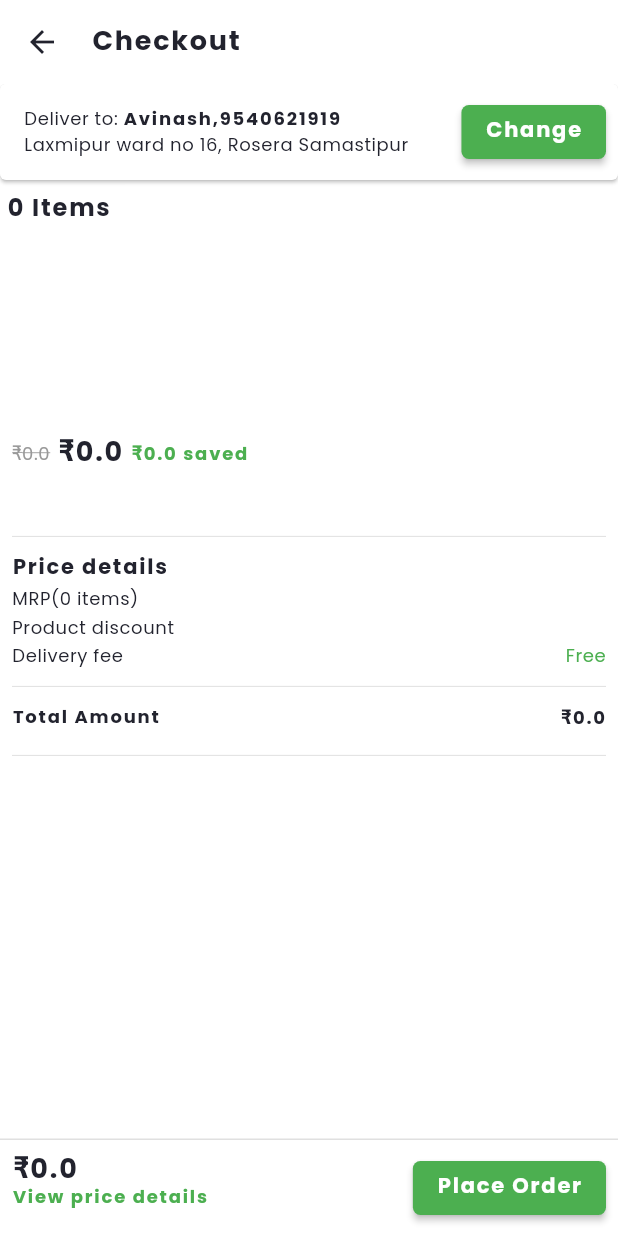
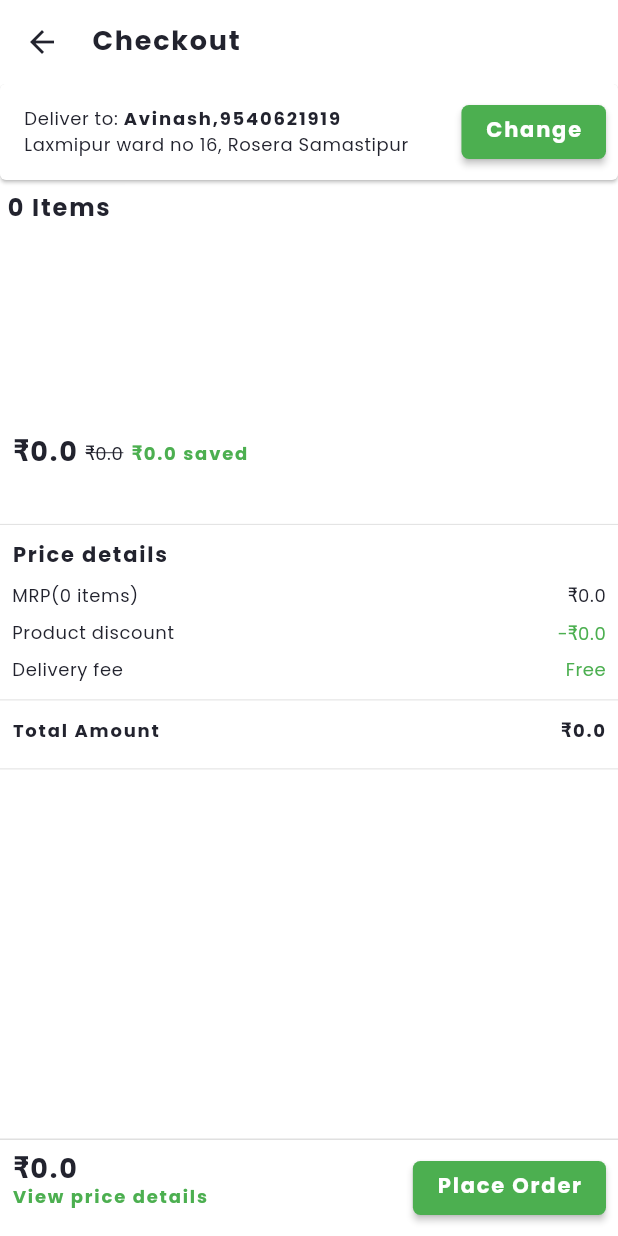
Before and after one commit to avinashk369/mcs, a Flutter app: the CheckoutScreen screen opened directly with empty values, on a phone screen of 412 x 824 dp. Run offline on Flutter 3.47's test engine with Material 2 defaults, Android fonts, the phone set to English and light mode, and no system bars; our stand-ins replace badges, bloc, cached_network_image, carousel_slider, dio, flutter_bloc and 11 more; accounts and stored records are empty; generated files the repository leaves out were written again; network calls fail; statements that could not run were skipped.

Commit message:
Product variant selection and pricing

```diff
--- a/lib/blocs/product/product_event.dart
+++ b/lib/blocs/product/product_event.dart
@@ -14,4 +14,7 @@ class ProductEvent with _$ProductEvent {
       LoadProductByCatId;
   const factory ProductEvent.search(
       {required String keyword, required String cityId}) = SearchProduct;
+
+  const factory ProductEvent.updatePrice({required ProductModel productModel}) =
+      UpdatePrice;
 }
--- a/lib/models/product/product_mode.dart
+++ b/lib/models/product/product_mode.dart
@@ -29,6 +29,7 @@ class ProductModel with _$ProductModel {
     String? productGroup,
     List<Variant>? variant,
     @JsonKey(ignore: true) @Default(0) int count,
+    @JsonKey(ignore: true) @Default(0) int index,
     double? rating,
   }) = _ProductModel;
 
--- a/lib/utils/product_utility.dart
+++ b/lib/utils/product_utility.dart
@@ -1,10 +1,27 @@
 import '../models/product/product_mode.dart';
 
 class ProductUtility {
+  /// calculate the product price from the list
   static double calculatePrice(List<ProductModel> products) {
-    return products.map((e) => e.variant).fold(
-        0.0,
-        (previousValue, element) =>
-            (previousValue) + double.parse(element![0].price!));
+    double total = 0.0;
+    for (var element in products) {
+      total += double.parse(element.variant![element.index].discount!) *
+          element.count;
+    }
+    return total;
+    // return products.map((e) => e.variant).fold(
+    //     0.0,
+    //     (previousValue, element) =>
+    //         (previousValue) + double.parse(element![0].price!));
+  }
+
+  /// calculate actual price
+  static double calculateActualPrice(List<ProductModel> products) {
+    double total = 0.0;
+    for (var element in products) {
+      total +=
+          double.parse(element.variant![element.index].price!) * element.count;
+    }
+    return total;
   }
 }
--- a/lib/views/bottom_nav/cart/checkout_screen.dart
+++ b/lib/views/bottom_nav/cart/checkout_screen.dart
@@ -1,6 +1,7 @@
 import 'package:cached_network_image/cached_network_image.dart';
 import 'package:flutter/material.dart';
 import 'package:mcs/models/product/product_mode.dart';
+import 'package:mcs/utils/product_utility.dart';
 import 'package:mcs/utils/utils.dart';
 import 'package:mcs/views/bottom_nav/cart/price_detail.dart';
 import 'package:mcs/widgets/custom_input.dart';
@@ -23,13 +24,9 @@ class _CheckoutScreenState extends State<CheckoutScreen> {
     // TODO: implement initState
     super.initState();
     _scrollController = ScrollController();
-    // total = widget.products.fold(0, (sum, product) {
-    //   return sum + product.offerPrice! * product.count;
-    // });
-    // totalPrice = widget.products.fold(0, (sum, product) {
-    //   return sum + product.price! * product.count;
-    // });
-    // saved = totalPrice - total;
+    total = ProductUtility.calculatePrice(widget.products);
+    totalPrice = ProductUtility.calculateActualPrice(widget.products);
+    saved = totalPrice - total;
   }
 
   @override
@@ -136,13 +133,21 @@ class _CheckoutScreenState extends State<CheckoutScreen> {
                 SizedBox(
                   height: MediaQuery.of(context).size.height * .15,
                   child: ListView.separated(
-                      separatorBuilder: (_, __) => const SizedBox(width: 5),
+                      padding: const EdgeInsets.symmetric(horizontal: 8),
+                      separatorBuilder: (_, __) => Container(
+                            margin: const EdgeInsets.symmetric(
+                                horizontal: 5, vertical: 10),
+                            width: 1,
+                            color: greyColor.withOpacity(.6),
+                          ),
                       scrollDirection: Axis.horizontal,
                       itemCount: widget.products.length,
                       shrinkWrap: true,
                       itemBuilder: (context, index) {
                         final product = widget.products[index];
-                        return SizedBox(
+                        return Stack(
+                          children: [
+                            SizedBox(
                               height: MediaQuery.of(context).size.height * .15,
                               width: MediaQuery.of(context).size.height * .15,
                               child: CachedNetworkImage(
@@ -152,7 +157,29 @@ class _CheckoutScreenState extends State<CheckoutScreen> {
                                 errorWidget: (context, url, error) =>
                                     Image.asset("assets/images/photo.jpg"),
                                 fit: BoxFit.fitWidth,
-                            ));
+                              ),
+                            ),
+                            Positioned(
+                                bottom: 5,
+                                right: 5,
+                                child: Container(
+                                  height: 20,
+                                  width: 20,
+                                  decoration: BoxDecoration(
+                                    borderRadius: BorderRadius.circular(2),
+                                    color: redColor,
+                                  ),
+                                  child: Center(
+                                    child: Text(
+                                      product.count.toString(),
+                                      style: kLabelStyleBold.copyWith(
+                                        color: secondaryLight,
+                                      ),
+                                    ),
+                                  ),
+                                ))
+                          ],
+                        );
                       }),
                 ),
                 const SizedBox(
@@ -164,9 +191,8 @@ class _CheckoutScreenState extends State<CheckoutScreen> {
                     children: [
                       Text(
                         "₹$total",
-                        style: kLabelStyle.copyWith(
-                          decoration: TextDecoration.lineThrough,
-                          color: greyColor,
+                        style: kLabelStyleBold.copyWith(
+                          fontSize: 18,
                         ),
                       ),
                       const SizedBox(
@@ -174,8 +200,8 @@ class _CheckoutScreenState extends State<CheckoutScreen> {
                       ),
                       Text(
                         "₹$totalPrice",
-                        style: kLabelStyleBold.copyWith(
-                          fontSize: 18,
+                        style: kLabelStyle.copyWith(
+                          decoration: TextDecoration.lineThrough,
                         ),
                       ),
                       const SizedBox(
--- a/lib/views/bottom_nav/cart/price_detail.dart
+++ b/lib/views/bottom_nav/cart/price_detail.dart
@@ -1,5 +1,6 @@
 import 'package:flutter/material.dart';
 import 'package:mcs/models/product/product_mode.dart';
+import 'package:mcs/utils/product_utility.dart';
 import 'package:mcs/utils/utils.dart';
 
 class PriceDetail extends StatelessWidget {
@@ -8,62 +9,63 @@ class PriceDetail extends StatelessWidget {
 
   @override
   Widget build(BuildContext context) {
-    double total = 0;
-    // total = products.fold(0, (sum, product) {
-    //   return sum + product.offerPrice! * product.count;
-    // });
-    // double totalPrice = 0;
-    // totalPrice = products.fold(0, (sum, product) {
-    //   return sum + product.price! * product.count;
-    // });
-
-    // double saved = totalPrice - total;
-    return Padding(
-      padding: const EdgeInsets.all(8.0),
-      child: Column(
+    double total = ProductUtility.calculatePrice(products);
+    double totalPrice = ProductUtility.calculateActualPrice(products);
+    return Column(
       crossAxisAlignment: CrossAxisAlignment.start,
       children: [
         const Divider(),
         const SizedBox(
           height: 5,
         ),
-          Text(
+        Padding(
+          padding: const EdgeInsets.symmetric(horizontal: 8),
+          child: Text(
             "Price details",
             style: kLabelStyleBold.copyWith(fontSize: 14),
           ),
+        ),
         const SizedBox(
-            height: 5,
+          height: 10,
         ),
-          Row(
+        Padding(
+          padding: const EdgeInsets.symmetric(horizontal: 8),
+          child: Row(
             mainAxisAlignment: MainAxisAlignment.spaceBetween,
             children: [
               Text(
                 "MRP(${products.length} items)",
                 style: kLabelStyle,
               ),
-              //Text("₹$totalPrice", style: kLabelStyle),
+              Text("₹$totalPrice", style: kLabelStyle),
             ],
           ),
+        ),
         const SizedBox(
-            height: 5,
+          height: 10,
         ),
-          Row(
+        Padding(
+          padding: const EdgeInsets.symmetric(horizontal: 8),
+          child: Row(
             mainAxisAlignment: MainAxisAlignment.spaceBetween,
             children: [
               Text(
                 "Product discount",
                 style: kLabelStyle,
               ),
-              // Text(
-              //   "-₹$saved",
-              //   style: kLabelStyle.copyWith(color: greenColor),
-              // ),
+              Text(
+                "-₹${totalPrice - total}",
+                style: kLabelStyle.copyWith(color: greenColor),
+              ),
             ],
           ),
+        ),
         const SizedBox(
-            height: 5,
+          height: 10,
         ),
-          Row(
+        Padding(
+          padding: const EdgeInsets.symmetric(horizontal: 8),
+          child: Row(
             mainAxisAlignment: MainAxisAlignment.spaceBetween,
             children: [
               Text(
@@ -76,6 +78,7 @@ class PriceDetail extends StatelessWidget {
               ),
             ],
           ),
+        ),
         const SizedBox(
           height: 5,
         ),
@@ -83,7 +86,9 @@ class PriceDetail extends StatelessWidget {
         const SizedBox(
           height: 5,
         ),
-          Row(
+        Padding(
+          padding: const EdgeInsets.symmetric(horizontal: 8),
+          child: Row(
             mainAxisAlignment: MainAxisAlignment.spaceBetween,
             children: [
               Text(
@@ -96,6 +101,7 @@ class PriceDetail extends StatelessWidget {
               ),
             ],
           ),
+        ),
         const SizedBox(
           height: 10,
         ),
@@ -105,7 +111,6 @@ class PriceDetail extends StatelessWidget {
         //   style: kLabelStyleBold.copyWith(color: greenColor),
         // ),
       ],
-      ),
     );
   }
 }
```
Also changed, not shown: lib/blocs/product/product_bloc.dart (+18 -0 lines), lib/views/bottom_nav/cart/shopping_cart.dart (+24 -49 lines), lib/views/bottom_nav/cart/shopping_item.dart (+6 -3 lines), lib/views/bottom_nav/product/components/product_card.dart (+59 -18 lines), lib/blocs/product/product_bloc.freezed.dart, lib/models/product/product_mode.freezed.dart. Lines whose indentation alone changed are shown as unchanged.
